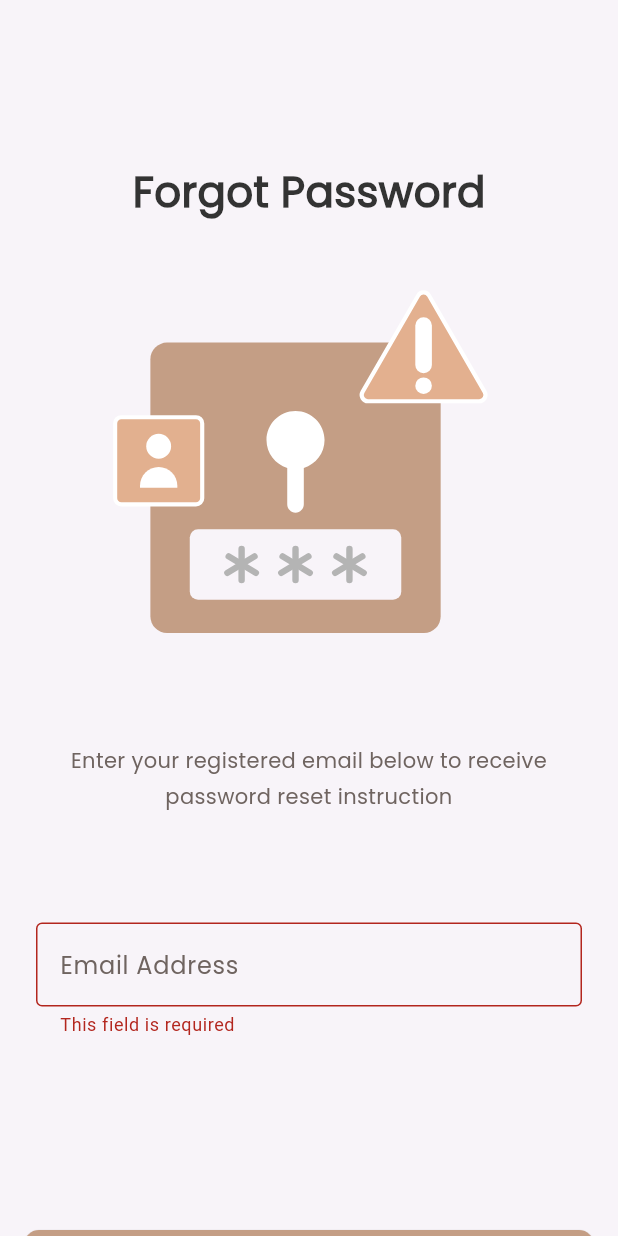
After one commit to AlwaleedKhalidAltrimi/dalel_app, a Flutter app: the ForgotPasswordView screen opened by its route, after a tap on "Send Reset Passwrod Link", on a phone screen of 412 x 824 dp. The commit adds this screen. Run offline on Flutter 3.47's test engine with Material 3 defaults, Android fonts, the phone set to English and light mode, and no system bars; our stand-ins replace firebase_auth, firebase_core, flutter_svg, fluttertoast, get, shared_preferences and 1 more; accounts and stored records are empty.

Commit message:
Added Reset Password

```diff
--- a/lib/core/bindings/initialbinding.dart
+++ b/lib/core/bindings/initialbinding.dart
@@ -1,6 +1,7 @@
 import 'package:get/get.dart';
 import '../../features/auth/presentation/controllers/signup_controller.dart';
 import '../../features/auth/presentation/controllers/signin_controller.dart';
+import '../../features/auth/presentation/controllers/forgot_password_controller.dart';
 import '../../features/on_boarding/presentation/controllers/on_boarding_controller.dart';
 import '../../features/splash/presentation/controllers/splash_controller.dart';
 
@@ -11,5 +12,6 @@ class InitialBinding extends Bindings {
     Get.lazyPut(() => OnBoardingController());
     Get.lazyPut(() => SignupController());
     Get.lazyPut(() => SigninController());
+    Get.lazyPut(() => ForgotPasswordController());
   }
 }
--- a/lib/core/routes/app_pages.dart
+++ b/lib/core/routes/app_pages.dart
@@ -1,3 +1,4 @@
+import '../../features/auth/presentation/views/forgot_password_view.dart';
 import '../../features/home/presentation/views/home_view.dart';
 import '../../features/splash/presentation/views/splash_view.dart';
 import '../../features/on_boarding/presentation/views/on_boarding_view.dart';
@@ -34,5 +35,10 @@ abstract class AppPages {
       page: () => const HomeView(),
       binding: InitialBinding(),
     ),
+    GetPage(
+      name: AppRoutes.forgotPassword,
+      page: () => const ForgotPasswordView(),
+      binding: InitialBinding(),
+    ),
   ];
 }
--- a/lib/core/translation/app_translations.dart
+++ b/lib/core/translation/app_translations.dart
@@ -37,6 +37,13 @@ class AppTranslations extends Translations {
       "18": "الاسم الأخير",
       "21": "إنشاء حساب",
 
+      // ========= Forgot Password View =========
+      "47":
+          "أدخل بريدك الإلكتروني المسجل أدناه لتلقي\nتعليمات إعادة تعيين كلمة المرور",
+      "48": "تحقق من بريدك الإلكتروني لإعادة تعيين كلمة المرور",
+      "49": "فشل في إرسال بريد إلكتروني لإعادة تعيين كلمة المرور",
+      "50": "إرسال رابط إعادة تعيين كلمة المرور",
+
       // ========= Validation Messages =========
       "30": "هذا الحقل مطلوب",
       "31": "البريد الإلكتروني غير صالح",
@@ -56,6 +63,7 @@ class AppTranslations extends Translations {
       "28": "خطأ",
       "29": "نجاح",
       "40": "نسيت كلمة المرور؟",
+      "43": "نسيت كلمة المرور",
 
       // ========= Sign In Messages =========
       "41": "تسجيل الدخول",
@@ -100,6 +108,13 @@ class AppTranslations extends Translations {
       "18": "Last Name",
       "21": "Sign Up",
 
+      // ========= Forgot Password View =========
+      "47":
+          "Enter your registered email below to receive\npassword reset instruction",
+      "48": "Check your email to reset your password",
+      "49": "Failed to send reset password email",
+      "50": "Send Reset Passwrod Link",
+
       // ========= Validation Messages =========
       "30": "This field is required",
       "31": "The email is invalid.",
@@ -119,6 +134,7 @@ class AppTranslations extends Translations {
       "28": "Error",
       "29": "Success",
       "40": "Forgot Password ?",
+      "43": "Forgot Password",
 
       // ========= Sign In Messages =========
       "41": "Sign In",
--- /dev/null
+++ b/lib/features/auth/presentation/controllers/forgot_password_controller.dart
@@ -0,0 +1,68 @@
+import 'package:flutter/material.dart';
+import 'package:get/get.dart';
+import 'package:firebase_auth/firebase_auth.dart';
+import '../../../../core/functions/show_custom_toast.dart';
+import '../../../../core/routes/app_routes.dart';
+import '../../../../core/widgets/custom_snackbar.dart';
+
+class ForgotPasswordController extends GetxController {
+  // Form fields
+  final emailAddress = ''.obs;
+
+  // Form state
+  final isLoading = false.obs;
+
+  // Form key for validation
+  final formKey = GlobalKey<FormState>();
+
+  void updateEmail(String value) {
+    emailAddress.value = value;
+  }
+
+  Future<void> resetPasswordWithLink() async {
+    if (formKey.currentState!.validate()) {
+      isLoading.value = true;
+
+      try {
+        await FirebaseAuth.instance.sendPasswordResetEmail(
+          email: emailAddress.value,
+        );
+
+        // Successfully sent reset email
+        isLoading.value = false;
+
+        showCustomToast("48".tr);
+        Get.offAllNamed(AppRoutes.signIn);
+      } on FirebaseAuthException catch (e) {
+        _handleException(e);
+      } catch (e) {
+        debugPrint("********** $e");
+        isLoading.value = false;
+        showCustomSnackBar(
+          title: "28".tr,
+          message: "49".tr,
+          type: SnackType.error,
+        );
+      }
+    }
+  }
+
+  void _handleException(FirebaseAuthException e) {
+    debugPrint("********** ${e.code}");
+    isLoading.value = false;
+
+    if (e.code == 'user-not-found') {
+      showCustomSnackBar(
+        title: "28".tr,
+        message: "44".tr,
+        type: SnackType.error,
+      );
+    } else {
+      showCustomSnackBar(
+        title: "28".tr,
+        message: "49".tr,
+        type: SnackType.error,
+      );
+    }
+  }
+}
--- /dev/null
+++ b/lib/features/auth/presentation/views/forgot_password_view.dart
@@ -0,0 +1,13 @@
+import 'package:flutter/material.dart';
+import 'widgets/forgot_password_body.dart';
+
+class ForgotPasswordView extends StatelessWidget {
+  const ForgotPasswordView({super.key});
+
+  @override
+  Widget build(BuildContext context) {
+    return const Scaffold(
+      body: CustomScrollView(slivers: [ForgotPasswordBody()]),
+    );
+  }
+}
--- /dev/null
+++ b/lib/features/auth/presentation/views/widgets/custom_forgot_password_form.dart
@@ -0,0 +1,40 @@
+import 'package:dalel_app/core/utils/app_colors.dart';
+import 'package:dalel_app/core/widgets/custom_button.dart';
+import 'package:flutter/material.dart';
+import 'package:get/get.dart';
+import '../../controllers/forgot_password_controller.dart';
+import 'custom_text_field.dart';
+
+class CustomForgotPasswrodForm extends GetWidget<ForgotPasswordController> {
+  const CustomForgotPasswrodForm({super.key});
+  @override
+  Widget build(BuildContext context) {
+    return Padding(
+      padding: const EdgeInsets.symmetric(horizontal: 16.0),
+      child: Form(
+        key: controller.formKey,
+        child: Column(
+          children: [
+            CustomTextFormField(
+              labelText: "19".tr,
+              onChanged: (email) {
+                controller.updateEmail(email);
+              },
+            ),
+            const SizedBox(height: 129),
+            Obx(
+              () => controller.isLoading.value
+                  ? CircularProgressIndicator(color: AppColors.primaryColor)
+                  : CustomButton(
+                      onPressed: () async {
+                        await controller.resetPasswordWithLink();
+                      },
+                      text: "50".tr,
+                    ),
+            ),
+          ],
+        ),
+      ),
+    );
+  }
+}
--- /dev/null
+++ b/lib/features/auth/presentation/views/widgets/forgot_password_body.dart
@@ -0,0 +1,28 @@
+import 'package:flutter/material.dart';
+import 'package:get/get.dart';
+import 'custom_forgot_password_form.dart';
+import 'custom_welcome_text.dart';
+import 'forgot_password_image.dart';
+import 'forgot_password_sub_title.dart';
+
+class ForgotPasswordBody extends StatelessWidget {
+  const ForgotPasswordBody({super.key});
+
+  @override
+  Widget build(BuildContext context) {
+    return SliverList(
+      delegate: SliverChildListDelegate([
+        const SizedBox(height: 108),
+        CustomWelcomeText(text: "43".tr),
+        const SizedBox(height: 40),
+        const ForgotPasswordImage(),
+        const SizedBox(height: 72),
+        const ForgotPasswordSubTitle(),
+        const SizedBox(height: 48),
+        const CustomForgotPasswrodForm(),
+        const SizedBox(height: 17),
+      ]),
+    );
+  }
+}
+// const SizedBox(height: 129),
--- /dev/null
+++ b/lib/features/auth/presentation/views/widgets/forgot_password_image.dart
@@ -0,0 +1,21 @@
+import 'package:dalel_app/core/utils/app_images.dart';
+import 'package:flutter/material.dart';
+import 'package:flutter_svg/svg.dart';
+
+class ForgotPasswordImage extends StatelessWidget {
+  const ForgotPasswordImage({super.key});
+
+  @override
+  Widget build(BuildContext context) {
+    return
+    //  AspectRatio(
+    //   aspectRatio: 235 / 235,
+    //   child: SvgPicture.asset(AppImages.imagesForgotPassword),
+    // );
+    SizedBox(
+      height: 235,
+      width: 235,
+      child: SvgPicture.asset(AppImages.imagesForgotPassword),
+    );
+  }
+}
--- /dev/null
+++ b/lib/features/auth/presentation/views/widgets/forgot_password_sub_title.dart
@@ -0,0 +1,23 @@
+import 'package:dalel_app/core/utils/app_colors.dart';
+import 'package:flutter/material.dart';
+import 'package:get/get.dart';
+import '../../../../../core/utils/app_styles.dart';
+
+class ForgotPasswordSubTitle extends StatelessWidget {
+  const ForgotPasswordSubTitle({super.key});
+
+  @override
+  Widget build(BuildContext context) {
+    return Padding(
+      padding: const EdgeInsets.symmetric(horizontal: 34.0),
+      child: Text(
+        "47".tr,
+        style: AppStyles.font14regularpoppins.copyWith(
+          color: AppColors.deepGrey,
+          height: 1.71,
+        ),
+        textAlign: TextAlign.center,
+      ),
+    );
+  }
+}
--- a/lib/features/on_boarding/presentation/views/on_boarding_view.dart
+++ b/lib/features/on_boarding/presentation/views/on_boarding_view.dart
@@ -33,7 +33,7 @@ class OnBoardingView extends GetView<OnBoardingController> {
                         child: CustomTextButton(
                           text: "2".tr,
                           onTap: () {
-                            // Navigate to the third onboarding page (index 2) instead of sign-up
+                            // Navigate to the third onboarding page
                             controller.pageController.animateToPage(
                               2,
                               duration: const Duration(milliseconds: 500),
--- a/pubspec.yaml
+++ b/pubspec.yaml
@@ -44,6 +44,7 @@ dependencies:
   fluttertoast: ^9.0.0
   firebase_core: ^4.2.1
   firebase_auth: ^6.1.2
+  cloud_firestore: ^6.1.1
 
 dev_dependencies:
   flutter_test:
```
Also changed, not shown: pubspec.lock, 3 other files.
